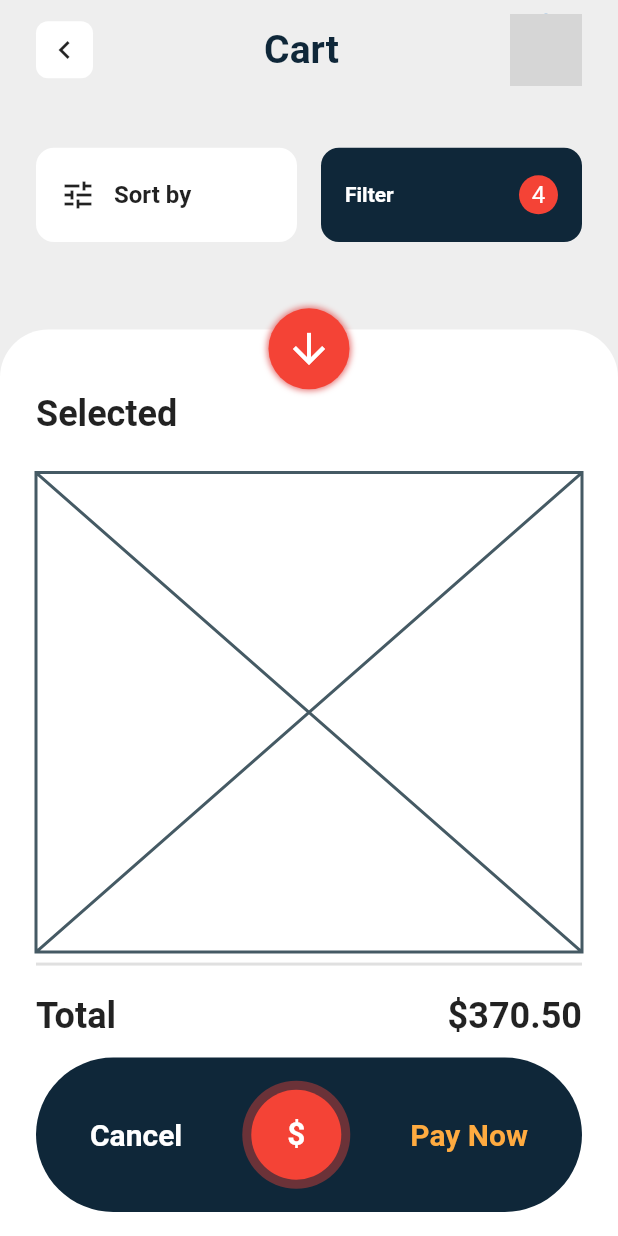
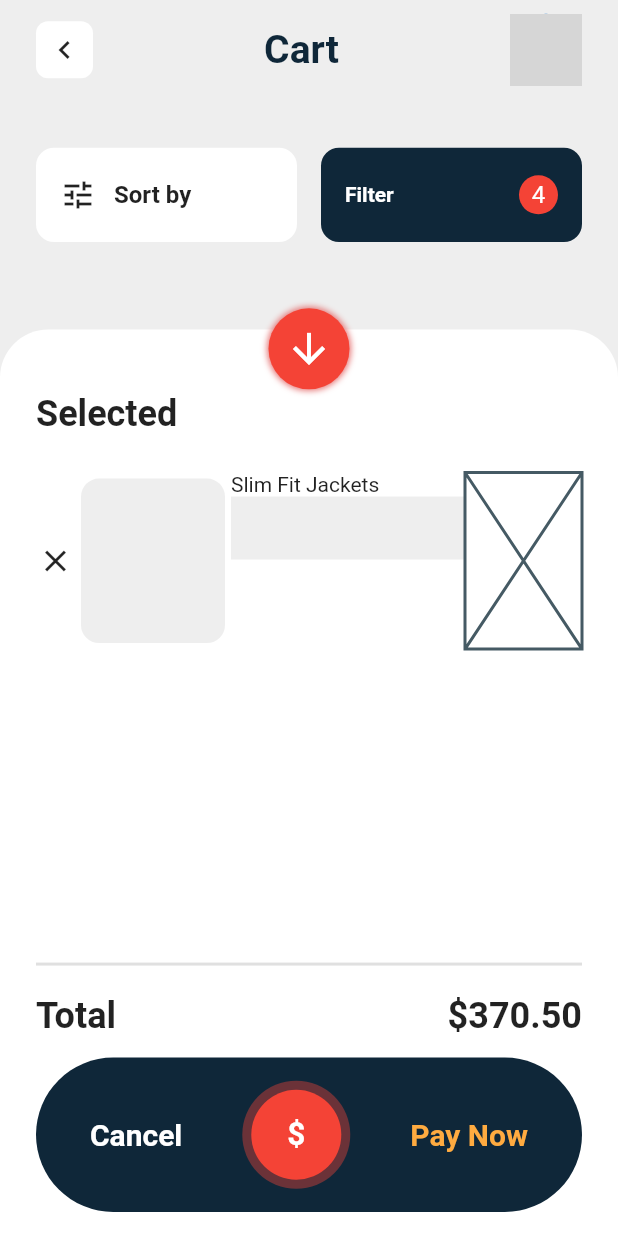
Before and after one commit to JAICHANGPARK/flutter_notebook_the_third_story, a Flutter app: the screen it shows after launch, on a phone screen of 412 x 824 dp. Run offline on Flutter 3.47's test engine with Material 2 defaults, Android fonts, the phone set to English and light mode, and no system bars; our stand-ins replace badges, dotted_border, fl_chart, google_fonts, page_transition, percent_indicator; network calls fail; grey boxes are pictures that could not be loaded.

Commit message:
Update main_page.dart

```diff
--- a/lib/e_commerce_app/main_page.dart
+++ b/lib/e_commerce_app/main_page.dart
@@ -30,7 +30,8 @@ class _CartPageState extends State<CartPage> {
               bottom: 0,
               top: MediaQuery.of(context).size.height / 3.75,
               child: Container(
-                padding: EdgeInsets.only(bottom: 120, top: 42, left: 24, right: 24),
+                padding:
+                    EdgeInsets.only(bottom: 120, top: 42, left: 24, right: 24),
                 decoration: BoxDecoration(
                   color: Colors.white,
                   borderRadius: BorderRadius.only(
@@ -42,14 +43,71 @@ class _CartPageState extends State<CartPage> {
                   children: <Widget>[
                     Expanded(
                       flex: 1,
-                      child: Text("Selected",style: TextStyle(
-                        fontSize: 24,
-                        fontWeight: FontWeight.bold,
-                      ),),
+                      child: Text(
+                        "Selected",
+                        style: TextStyle(
+                          fontSize: 24,
+                          fontWeight: FontWeight.bold,
+                        ),
+                      ),
                     ),
                     Expanded(
                       flex: 6,
-                      child: Placeholder(),
+                      child: ListView(
+                        children: <Widget>[
+                          Container(
+                            height: MediaQuery.of(context).size.height / 7,
+                            decoration: BoxDecoration(),
+                            child: Row(
+                              children: <Widget>[
+                                Expanded(
+                                  flex: 1,
+                                  child: Center(
+                                    child: Icon(Icons.clear),
+                                  ),
+                                ),
+                                Expanded(
+                                  flex: 4,
+                                  child: Container(
+                                    margin: EdgeInsets.all(4),
+                                    decoration: BoxDecoration(
+                                        color: Colors.grey[200],
+                                        borderRadius:
+                                            BorderRadius.circular(12)),
+                                  ),
+                                ),
+                                Expanded(
+                                  flex: 6,
+                                  child: Column(
+                                    crossAxisAlignment: CrossAxisAlignment.start,
+                                    children: <Widget>[
+                                      Text("Slim Fit Jackets"),
+                                      Container(
+                                        height: 42,
+                                        child: Row(
+                                          children: <Widget>[
+                                            Expanded(
+                                              child: Container(
+                                                decoration: BoxDecoration(
+                                                  color: Colors.grey[200]
+                                                ),
+                                              ),
+                                            )
+                                          ],
+                                        ),
+                                      )
+                                    ],
+                                  ),
+                                ),
+                                Expanded(
+                                  flex: 3,
+                                  child: Placeholder(),
+                                )
+                              ],
+                            ),
+                          )
+                        ],
+                      ),
                     ),
                     Divider(
                       thickness: 2,
@@ -59,14 +117,16 @@ class _CartPageState extends State<CartPage> {
                       child: Row(
                         mainAxisAlignment: MainAxisAlignment.spaceBetween,
                         children: <Widget>[
-                          Text("Total",style: TextStyle(
-                            fontWeight: FontWeight.bold,
-                            fontSize: 24
-                          ),),
-                          Text("\$370.50",style: TextStyle(
-                              fontWeight: FontWeight.bold,
-                              fontSize: 24
-                          ),)
+                          Text(
+                            "Total",
+                            style: TextStyle(
+                                fontWeight: FontWeight.bold, fontSize: 24),
+                          ),
+                          Text(
+                            "\$370.50",
+                            style: TextStyle(
+                                fontWeight: FontWeight.bold, fontSize: 24),
+                          )
                         ],
                       ),
                     )
```
